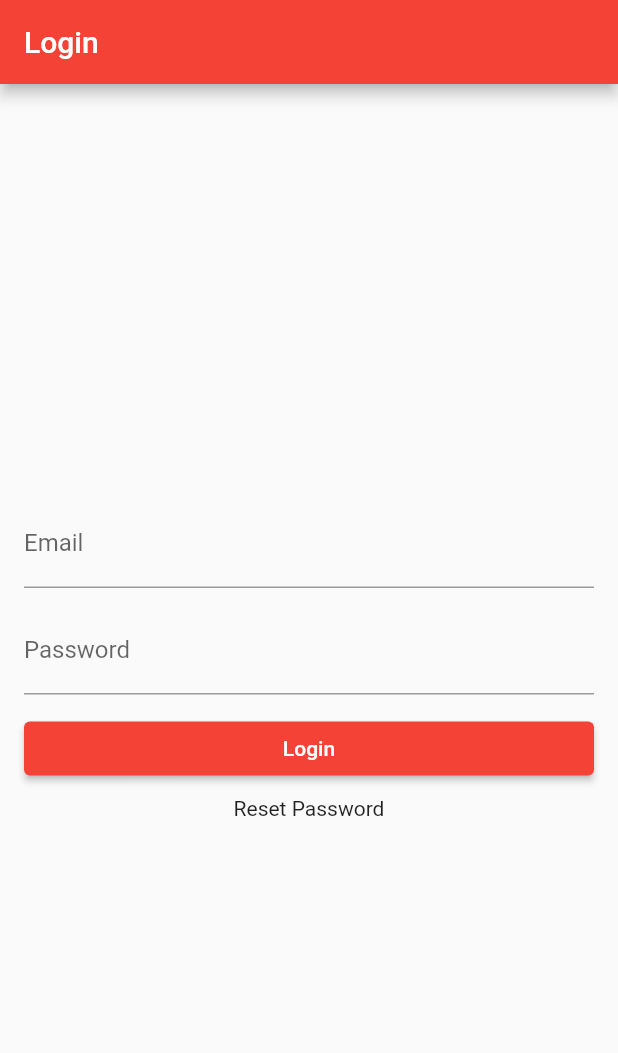
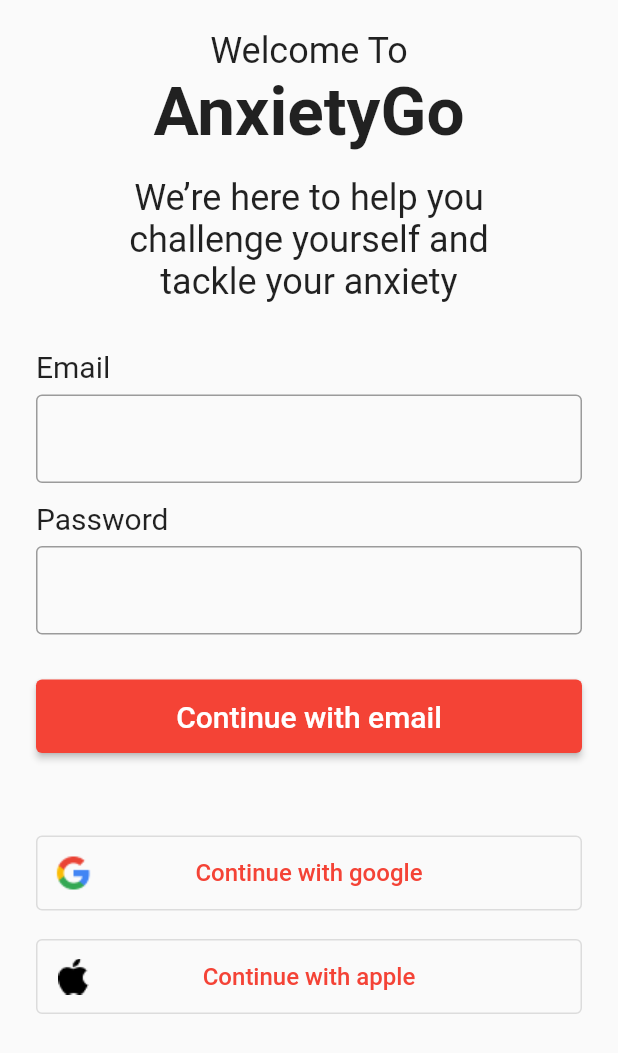
Before and after one commit to markhallak/AnxietyGo, a Flutter app: the screen it shows after launch, on a phone screen of 412 x 824 dp. Shown: the top 1053 px of the screen. Run offline on Flutter 3.47's test engine with Material 2 defaults, Android fonts, the phone set to English and light mode, and no system bars; our stand-ins replace carousel_slider.

Commit message:
login page adjustment

```diff
--- /dev/null
+++ b/lib/components/Buttons.dart
@@ -0,0 +1,48 @@
+import 'package:flutter/material.dart';
+
+class IconTextButton extends StatelessWidget {
+  final String label;
+  final String iconPath;
+  final VoidCallback? onPressed;
+
+  const IconTextButton({
+    Key? key,
+    required this.label,
+    required this.iconPath,
+    this.onPressed,
+  }) : super(key: key);
+
+  @override
+  Widget build(BuildContext context) {
+    return OutlinedButton(
+      onPressed: onPressed,
+      style: OutlinedButton.styleFrom(
+        padding: const EdgeInsets.all(13),
+      ),
+      child: Row(
+        children: [
+          SizedBox(
+            width: 24,
+            height: 24,
+            child: Image.asset(
+              iconPath,
+              fit: BoxFit.contain,
+            ),
+          ),
+          Expanded(
+            child: Row(
+              mainAxisAlignment: MainAxisAlignment.center,
+              children: [
+                Text(
+                  label,
+                  style: const TextStyle(fontSize: 16),
+                ),
+              ],
+            ),
+          ),
+          const SizedBox(width: 24),
+        ],
+      ),
+    );
+  }
+}
--- a/lib/pages/Login.dart
+++ b/lib/pages/Login.dart
@@ -1,4 +1,6 @@
 import 'package:flutter/material.dart';
+
+import 'package:anxiety_go/components/Buttons.dart';
 
 class LoginPage extends StatelessWidget {
   const LoginPage({Key? key}) : super(key: key);
@@ -6,45 +8,103 @@ class LoginPage extends StatelessWidget {
   @override
   Widget build(BuildContext context) {
     return Scaffold(
-      appBar: AppBar(
-        title: const Text('Login'),
+      body: SingleChildScrollView(
+        child: SafeArea(
+          child: Padding(
+            padding: const EdgeInsets.symmetric(
+              horizontal: 24,
+              vertical: 20,
             ),
-      body: Padding(
-        padding: const EdgeInsets.symmetric(horizontal: 16.0),
             child: Column(
-          mainAxisAlignment: MainAxisAlignment.center,
+              mainAxisAlignment: MainAxisAlignment.start,
               children: [
+                const Text('Welcome To', style: TextStyle(fontSize: 24)),
+                const Text(
+                  'AnxietyGo',
+                  style: TextStyle(fontSize: 45, fontWeight: FontWeight.w700),
+                ),
+                const SizedBox(height: 17),
+                Container(
+                  constraints: const BoxConstraints(maxWidth: 245),
+                  child: const Text(
+                    'We’re here to help you challenge yourself and tackle your'
+                    ' anxiety',
+                    style: TextStyle(fontSize: 24),
+                    textAlign: TextAlign.center,
+                  ),
+                ),
+                const SizedBox(height: 31),
+                Row(
+                  children: const [
+                    Text('Email', style: TextStyle(fontSize: 20)),
+                  ],
+                ),
+                const SizedBox(height: 7),
                 const TextField(
                   decoration: InputDecoration(
-                labelText: 'Email',
+                    border: OutlineInputBorder(),
+                    // labelText: 'Email',
                   ),
                   keyboardType: TextInputType.emailAddress,
                 ),
                 const SizedBox(height: 12),
+                Row(
+                  children: const [
+                    Text('Password', style: TextStyle(fontSize: 20)),
+                  ],
+                ),
+                const SizedBox(height: 7),
                 const TextField(
                   obscureText: true,
                   decoration: InputDecoration(
-                labelText: 'Password',
+                    border: OutlineInputBorder(),
                   ),
                   autocorrect: false,
                 ),
-            const SizedBox(height: 12),
+                const SizedBox(height: 30),
                 Row(
                   children: [
                     Expanded(
                       child: ElevatedButton(
                         onPressed: () {},
-                    child: const Text('Login'),
+                        style: ElevatedButton.styleFrom(
+                          padding: const EdgeInsets.symmetric(vertical: 13),
+                        ),
+                        child: const Text(
+                          'Continue with email',
+                          style: TextStyle(fontSize: 20),
+                        ),
                       ),
                     ),
                   ],
                 ),
-            const SizedBox(height: 8),
-            GestureDetector(
-              onTap: () {},
-              child: const Text('Reset Password'),
+                const SizedBox(height: 55),
+                Row(
+                  children: [
+                    Expanded(
+                      child: IconTextButton(
+                        label: 'Continue with google',
+                        iconPath: 'assets/icons/google.png',
+                        onPressed: () {},
+                      ),
                     )
                   ],
+                ),
+                const SizedBox(height: 19),
+                Row(
+                  children: [
+                    Expanded(
+                      child: IconTextButton(
+                        label: 'Continue with apple',
+                        iconPath: 'assets/icons/apple.png',
+                        onPressed: () {},
+                      ),
+                    )
+                  ],
+                ),
+              ],
+            ),
+          ),
         ),
       ),
     );
--- a/pubspec.yaml
+++ b/pubspec.yaml
@@ -46,9 +46,8 @@ flutter:
   uses-material-design: true
 
   # To add assets to your application, add an assets section, like this:
-  # assets:
-  #   - images/a_dot_burr.jpeg
-  #   - images/a_dot_ham.jpeg
+  assets:
+    - assets/icons/
 
   # To add custom fonts to your application, add a fonts section here,
   # in this "flutter" section. Each entry in this list should have a
```
Also changed, not shown: assets/icons/apple.png (added), assets/icons/google.png (added). Lines whose indentation alone changed are shown as unchanged.
